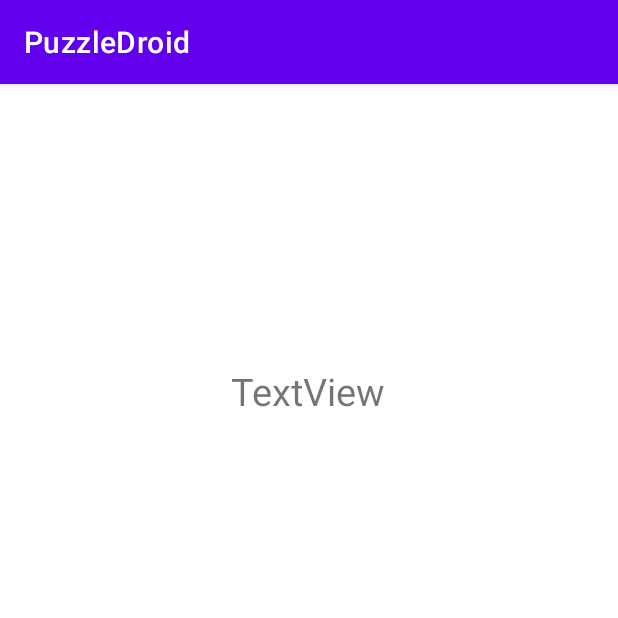
After one commit to laurazp/PuzzleDroid, an Android app: the ScoreActivity screen opened directly, with no data from a screen before it, on a phone screen of 412 x 824 dp, the top half of it. The commit adds this screen. Run offline under Robolectric (Android 15) with nearby library versions, the phone set to English and light mode, and no system bars.

Commit message:
Starting to create Database class and ScoreActivity

```diff
--- a/app/src/main/AndroidManifest.xml
+++ b/app/src/main/AndroidManifest.xml
@@ -9,6 +9,9 @@
         android:roundIcon="@mipmap/ic_launcher_round"
         android:supportsRtl="true"
         android:theme="@style/Theme.PuzzleDroid">
+        <activity
+            android:name=".ScoreActivity"
+            android:exported="false" />
         <activity
             android:name=".GalleryActivity"
             android:exported="false" />
--- /dev/null
+++ b/app/src/main/java/com/ultimapieza/puzzledroid/ScoreActivity.java
@@ -0,0 +1,14 @@
+package com.ultimapieza.puzzledroid;
+
+import android.os.Bundle;
+
+import androidx.appcompat.app.AppCompatActivity;
+
+public class ScoreActivity extends AppCompatActivity {
+
+    @Override
+    protected void onCreate(Bundle savedInstanceState) {
+        super.onCreate(savedInstanceState);
+        setContentView(R.layout.activity_score);
+    }
+}
--- /dev/null
+++ b/app/src/main/res/layout/activity_score.xml
@@ -0,0 +1,21 @@
+<?xml version="1.0" encoding="utf-8"?>
+<androidx.constraintlayout.widget.ConstraintLayout xmlns:android="http://schemas.android.com/apk/res/android"
+    xmlns:app="http://schemas.android.com/apk/res-auto"
+    xmlns:tools="http://schemas.android.com/tools"
+    android:layout_width="match_parent"
+    android:layout_height="match_parent"
+    tools:context=".ScoreActivity">
+
+    <TextView
+        android:id="@+id/textView2"
+        android:layout_width="wrap_content"
+        android:layout_height="wrap_content"
+        android:text="TextView"
+        android:textSize="25sp"
+        app:layout_constraintBottom_toBottomOf="parent"
+        app:layout_constraintEnd_toEndOf="parent"
+        app:layout_constraintHorizontal_bias="0.498"
+        app:layout_constraintStart_toStartOf="parent"
+        app:layout_constraintTop_toTopOf="parent"
+        app:layout_constraintVertical_bias="0.255" />
+</androidx.constraintlayout.widget.ConstraintLayout>
```
Also changed, not shown: app/src/main/java/com/ultimapieza/puzzledroid/MainActivity.java (+7 -0 lines), app/src/main/java/com/ultimapieza/puzzledroid/db/DbHelper.java (added, +35 -0 lines), app/src/main/res/layout/activity_settings.xml (renamed from app/src/main/res/layout/ativity_settings.xml).
